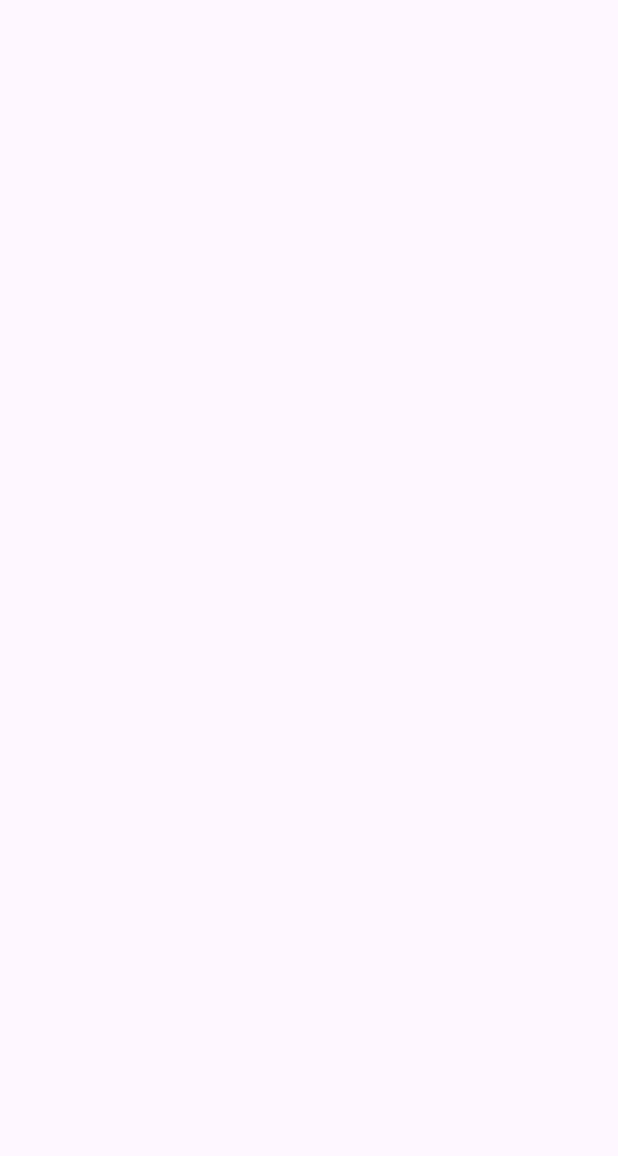
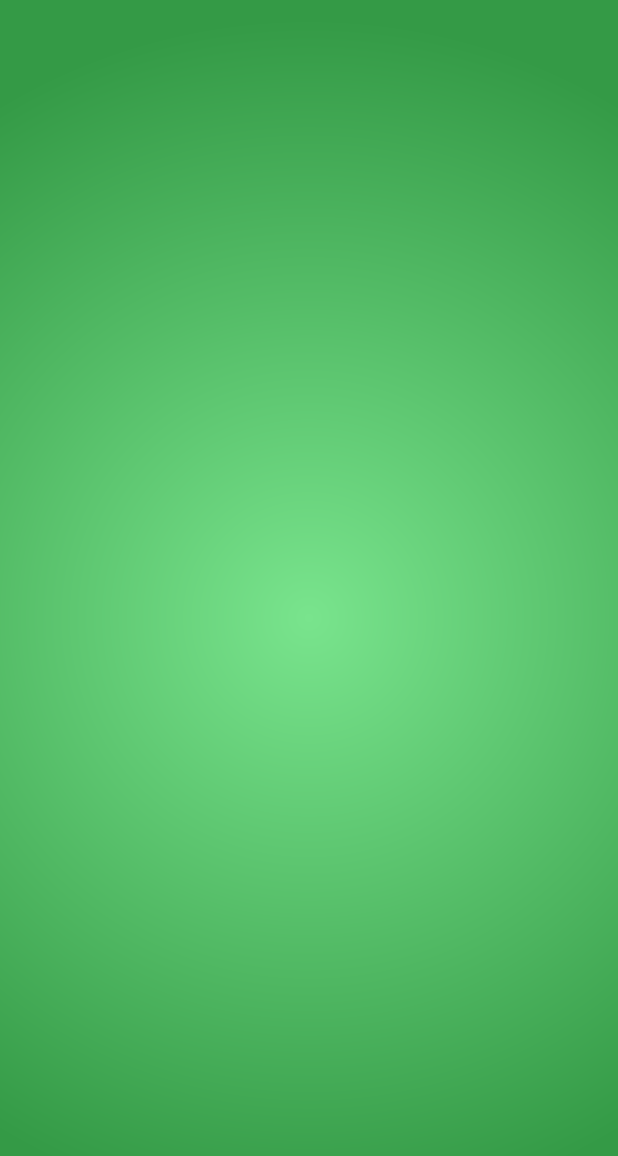
Before and after one commit to prxdby4le/InteresseIFRS, an Android app: the GuiaVocacao screen opened directly, with no data from a screen before it, on a phone screen of 412 x 824 dp. Before the commit the part shown is empty. Shown: the top 1156 px of the screen. Run offline under Robolectric (Android 15) with nearby library versions, the phone set to English and light mode, and no system bars.

Commit message:
background change

```diff
--- a/app/src/main/res/drawable/background.xml
+++ b/app/src/main/res/drawable/background.xml
@@ -5,6 +5,6 @@
         android:gradientRadius="400dp"
         android:centerX="0.5"
         android:centerY="0.5"
-        android:startColor="#77ED89"
+        android:startColor="#79E48D"
         android:endColor="#349a46"/>
 </shape>
--- a/app/src/main/res/layout/activity_guia_vocacao.xml
+++ b/app/src/main/res/layout/activity_guia_vocacao.xml
@@ -5,6 +5,7 @@
     android:id="@+id/main"
     android:layout_width="match_parent"
     android:layout_height="match_parent"
+    android:background="@drawable/background"
     tools:context=".GuiaVocacao">
 
 </androidx.constraintlayout.widget.ConstraintLayout>
--- a/app/src/main/res/layout/activity_processo_seletivo.xml
+++ b/app/src/main/res/layout/activity_processo_seletivo.xml
@@ -5,6 +5,7 @@
     android:id="@+id/main"
     android:layout_width="match_parent"
     android:layout_height="match_parent"
+    android:background="@drawable/background"
     tools:context=".ProcessoSeletivo">
 
 </androidx.constraintlayout.widget.ConstraintLayout>
--- a/app/src/main/res/layout/activity_sobre_cursos.xml
+++ b/app/src/main/res/layout/activity_sobre_cursos.xml
@@ -5,6 +5,7 @@
     android:id="@+id/main"
     android:layout_width="match_parent"
     android:layout_height="match_parent"
+    android:background="@drawable/background"
     tools:context=".SobreCursos">
 
 </androidx.constraintlayout.widget.ConstraintLayout>
```
